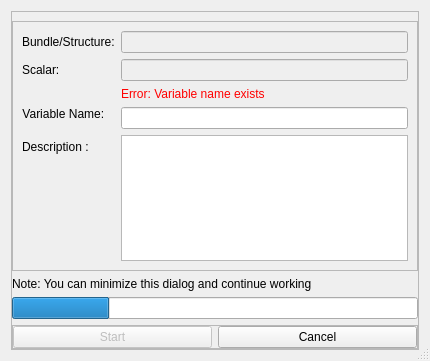
diego0020/braviz-app, file braviz/interaction/qt_guis/export_scalar_into_db.ui: the form before one commit.
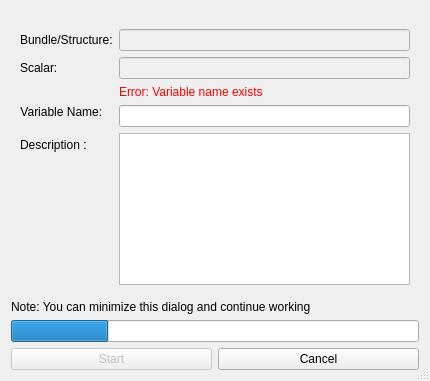
The form after the commit.

Diff of the .ui file:
```diff
--- a/braviz/interaction/qt_guis/export_scalar_into_db.ui
+++ b/braviz/interaction/qt_guis/export_scalar_into_db.ui
@@ -10,7 +10,7 @@
     <x>0</x>
     <y>0</y>
     <width>430</width>
-    <height>361</height>
+    <height>381</height>
    </rect>
   </property>
   <property name="windowTitle">
@@ -35,7 +35,7 @@
       </size>
      </property>
      <property name="frameShape">
-      <enum>QFrame::StyledPanel</enum>
+      <enum>QFrame::NoFrame</enum>
      </property>
      <property name="frameShadow">
       <enum>QFrame::Raised</enum>
@@ -53,7 +53,7 @@
       <item>
        <widget class="QFrame" name="frame_2">
         <property name="frameShape">
-         <enum>QFrame::StyledPanel</enum>
+         <enum>QFrame::NoFrame</enum>
         </property>
         <property name="frameShadow">
          <enum>QFrame::Raised</enum>
@@ -180,7 +180,7 @@
       <item>
        <widget class="QFrame" name="frame_4">
         <property name="frameShape">
-         <enum>QFrame::StyledPanel</enum>
+         <enum>QFrame::NoFrame</enum>
         </property>
         <property name="frameShadow">
          <enum>QFrame::Raised</enum>
```
Left out of the diff: 11 changed lines with no effect on the pictures.
